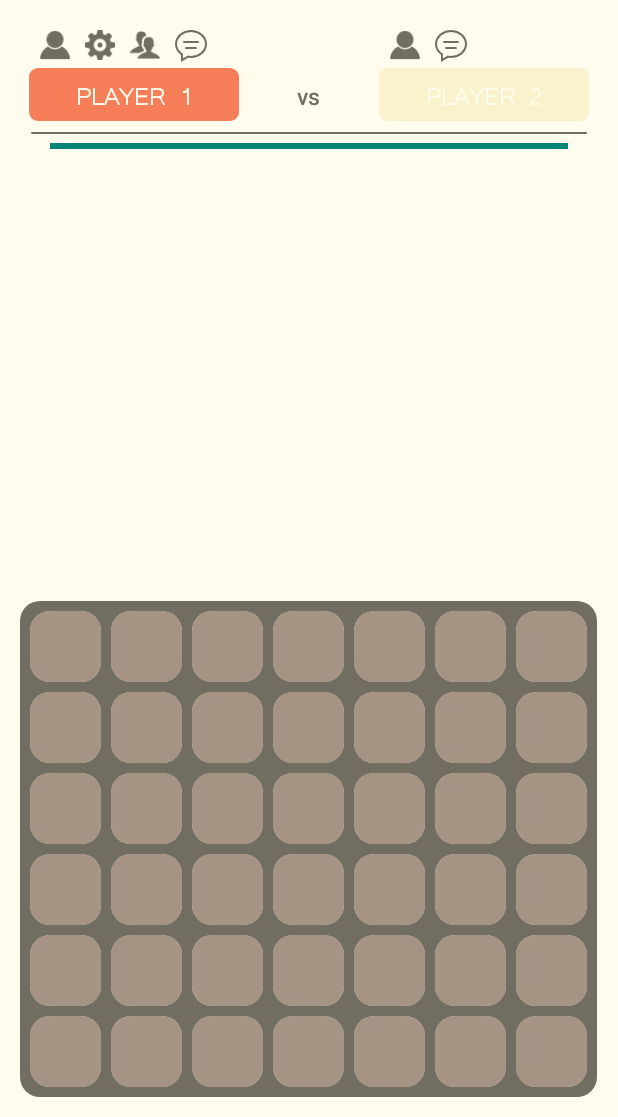
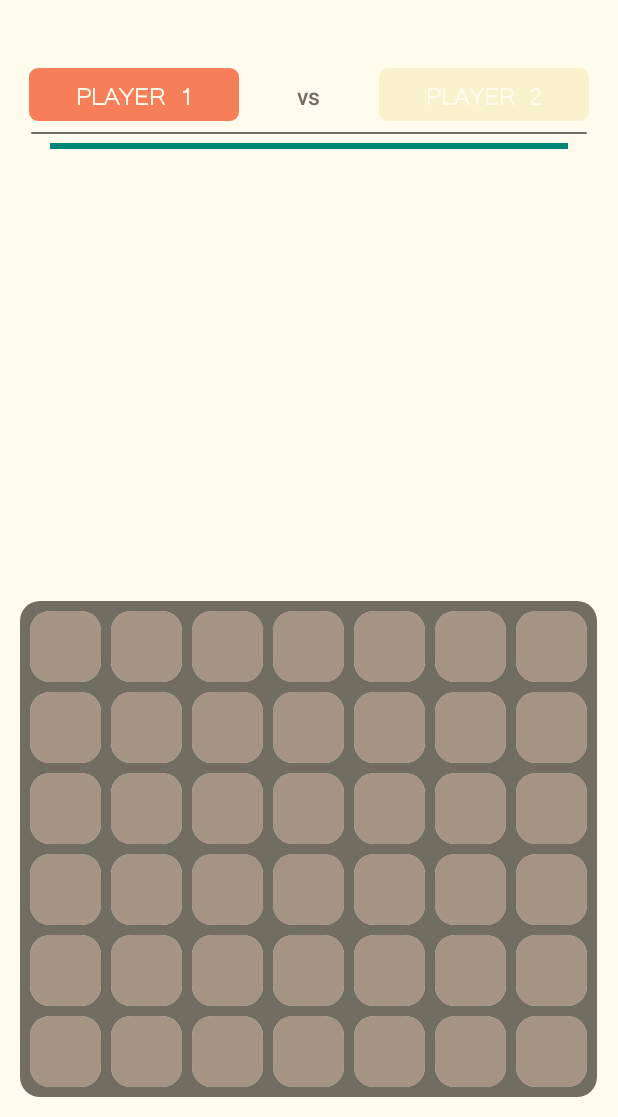
Before and after one commit to kallebornemark/ProjectC4, an Android app: the screen it shows after launch (MainActivity), after a tap on "2 PLAYER LOCAL", on a phone screen of 412 x 824 dp, the part 119-1236 px from its top. Run offline under Robolectric (Android 15) with nearby library versions, the phone set to English and light mode, and no system bars.

Commit message:
Stats i popup-rutan

```diff
--- a/Android/C4/app/src/main/java/projectc4/c4/client/GameController.java
+++ b/Android/C4/app/src/main/java/projectc4/c4/client/GameController.java
@@ -153,12 +153,13 @@ public class GameController {
 
             // Put a star next to the player who won
             clientController.highlightWinnerPlayerStar(playerTurn);
-//            clientController.updateUser(playerTurn);
+            clientController.updateUser(playerTurn, false);
 
         } else if (playedTiles == 42) {
 
             // Draw
             clientController.draw();
+            clientController.updateUser(playerTurn, true);
 
         } else {
 
--- a/Android/C4/app/src/main/java/projectc4/c4/client/fragments/GameFragment.java
+++ b/Android/C4/app/src/main/java/projectc4/c4/client/fragments/GameFragment.java
@@ -22,6 +22,9 @@ import projectc4.c4.client.GameGridForeground;
 import projectc4.c4.client.GameGridView;
 import projectc4.c4.client.MainActivity;
 import projectc4.c4.util.C4Color;
+
+import java.util.Enumeration;
+
 import static projectc4.c4.util.C4Constants.*;
 
 
@@ -74,7 +77,7 @@ import static projectc4.c4.util.C4Constants.*;
         textViewPlayer2.setTextColor(C4Color.WHITE);
 
 
-        if (gameMode==MATCHMAKING){
+        if (gameMode == MATCHMAKING){
             progressBar = (ProgressBar)view.findViewById(R.id.progressBar);
             textViewPlayer1.setText(clientController.getUser().getUsername());
             textViewPlayer2.setText(clientController.getOpponentName());
@@ -91,10 +94,20 @@ import static projectc4.c4.util.C4Constants.*;
         buttonRematch.setTextColor(C4Color.WHITE);
 
         buttonGameProfile = (ImageButton)view.findViewById(R.id.iconProfile);
+        GridLayout glIcons1 = (GridLayout)view.findViewById(R.id.iconButtons);
+        GridLayout glIcons2 = (GridLayout)view.findViewById(R.id.iconButtons2);
+
+            if (gameMode == MATCHMAKING) {
+                glIcons1.setEnabled(true);
+                glIcons1.setVisibility(View.VISIBLE);
+                glIcons2.setEnabled(true);
+                glIcons2.setVisibility(View.VISIBLE);
+            }
     }
 
     public void initListeners() {
         // In-game profile button
+        if (gameMode == MATCHMAKING) {
             buttonGameProfile.setOnClickListener(new View.OnClickListener() {
                 @Override
                 public void onClick(View v) {
@@ -105,6 +118,7 @@ import static projectc4.c4.util.C4Constants.*;
                     fragmentTransaction.commit();
                 }
             });
+        }
     }
 
     // Används inte längre eftersom vi inte visar vinnaren med text
--- a/Android/C4/app/src/main/res/drawable-xxhdpi/dimmedscreen.xml
+++ b/Android/C4/app/src/main/res/drawable-xxhdpi/dimmedscreen.xml
@@ -1,6 +1,6 @@
 <?xml version="1.0" encoding="utf-8"?>
 <shape xmlns:android="http://schemas.android.com/apk/res/android">
     <solid
-        android:color="#CC716D61"
+        android:color="#B4000000"
         />
 </shape>
--- a/Android/C4/app/src/main/res/drawable-xxhdpi/popupscreen.xml
+++ b/Android/C4/app/src/main/res/drawable-xxhdpi/popupscreen.xml
@@ -8,5 +8,5 @@
         />
     <stroke
         android:width="5dp"
-        android:color="#FF716D61" />
+        android:color="#FFF67E59" />
 </shape>
--- a/Android/C4/app/src/main/res/layout/fragment_game.xml
+++ b/Android/C4/app/src/main/res/layout/fragment_game.xml
@@ -42,7 +42,7 @@
             android:layout_alignParentRight="false"
             android:layout_alignParentLeft="false"
             android:layout_alignLeft="@+id/textViewPlayer1"
-            android:layout_marginLeft="7dp">
+            android:layout_marginLeft="7dp" android:visibility="invisible">
 
             <ImageButton
                 android:layout_width="20dp"
@@ -100,7 +100,7 @@
             android:layout_alignParentLeft="false"
             android:layout_marginTop="0dp"
             android:layout_alignLeft="@+id/textViewPlayer2"
-            android:layout_marginLeft="7dp">
+            android:layout_marginLeft="7dp" android:visibility="invisible">
 
             <ImageButton
                 android:layout_width="20dp"
```
Also changed, not shown: Android/C4/app/src/main/java/projectc4/c4/client/ClientController.java (+9 -1 lines), Android/C4/app/src/main/java/projectc4/c4/client/fragments/GameProfileFragment.java (+26 -2 lines). Lines whose indentation alone changed are shown as unchanged.
